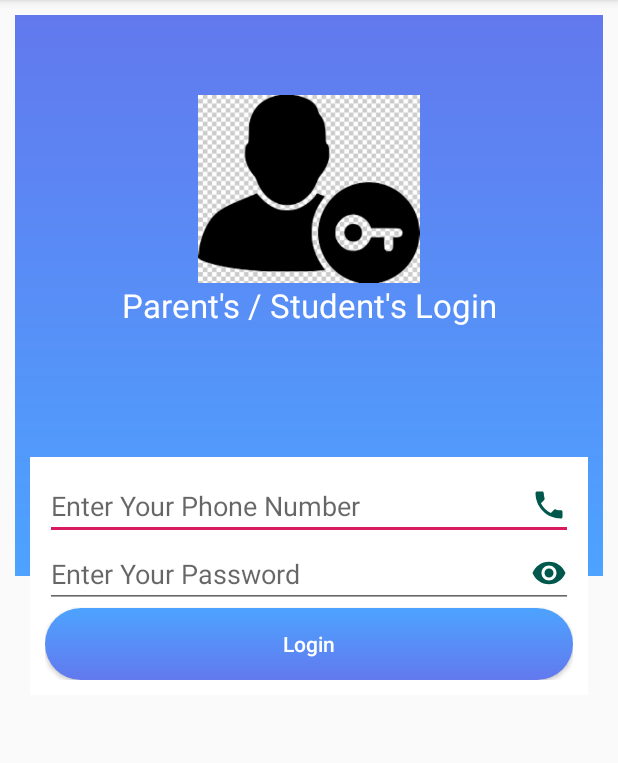
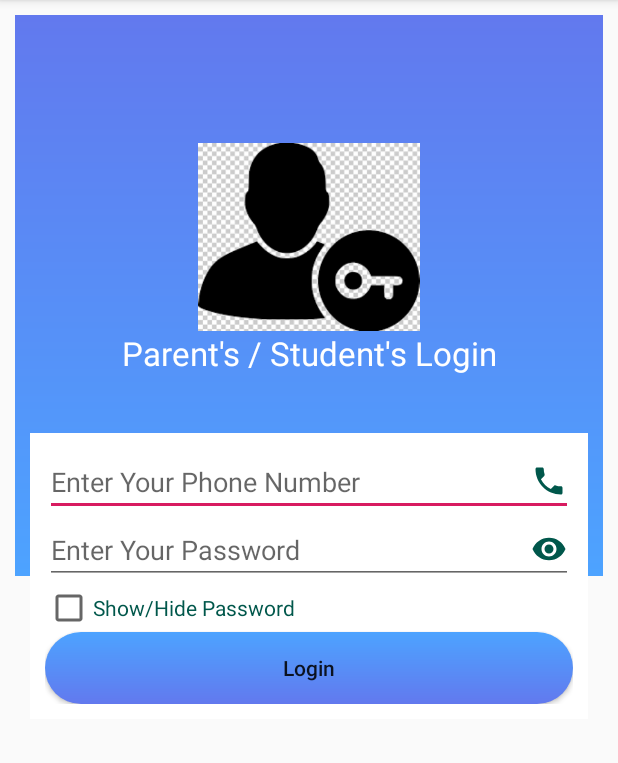
Before and after one commit to shub-naik/UpdatedSmartSchoolApp, an Android app: the ParentActivity screen opened directly, with no data from a screen before it, on a phone screen of 412 x 824 dp, the part 84-847 px from its top. Run offline under Robolectric (Android 15) with nearby library versions, the phone set to English and light mode, and no system bars; our stand-ins replace Firebase (no records; nobody signed in at launch, a user with empty details on screens opened directly).

Commit message:
Updated App Teacher Login With Show/Hide Password

```diff
--- a/app/build.gradle
+++ b/app/build.gradle
@@ -57,5 +57,9 @@ dependencies {
     //noinspection GradleCompatible
     implementation 'com.android.support:recyclerview-v7:28.0.0'
 
+    // DesignSupport Library
+    //noinspection GradleCompatible
+    implementation 'com.android.support:design:28.0.0'
+
 
 }
--- a/app/src/main/java/com/example/SchoolManagement/ParentActivity.java
+++ b/app/src/main/java/com/example/SchoolManagement/ParentActivity.java
@@ -11,14 +11,19 @@ import android.content.SharedPreferences;
 import android.os.Build;
 import android.os.Bundle;
 import android.text.Html;
+import android.text.method.HideReturnsTransformationMethod;
+import android.text.method.PasswordTransformationMethod;
 import android.util.Log;
 import android.view.View;
 import android.widget.Button;
+import android.widget.CheckBox;
+import android.widget.CompoundButton;
 import android.widget.EditText;
 import android.widget.TextView;
 import android.widget.Toast;
 
 import com.google.android.material.snackbar.Snackbar;
+import com.google.android.material.textfield.TextInputEditText;
 import com.google.firebase.database.DataSnapshot;
 import com.google.firebase.database.DatabaseError;
 import com.google.firebase.database.DatabaseReference;
@@ -28,17 +33,30 @@ import com.google.firebase.database.ValueEventListener;
 public class ParentActivity extends AppCompatActivity {
 
     int flag = 0;
+    EditText phone, password;
 
     @Override
     protected void onCreate(Bundle savedInstanceState) {
         super.onCreate(savedInstanceState);
         setContentView(R.layout.activity_parent);
 
+        CheckBox show_hide_password = findViewById(R.id.ShowHidePassword);
+        phone = findViewById(R.id.edtParentPhoneNumber);
+        password = findViewById(R.id.edtParentPassword);
+
+        show_hide_password.setOnCheckedChangeListener(new CompoundButton.OnCheckedChangeListener() {
+            @Override
+            public void onCheckedChanged(CompoundButton buttonView, boolean isChecked) {
+                if (isChecked) {
+                    password.setTransformationMethod(HideReturnsTransformationMethod.getInstance());
+                } else {
+                    password.setTransformationMethod(PasswordTransformationMethod.getInstance());
+                }
+            }
+        });
+
         final ProgressDialog progress = new ProgressDialog(ParentActivity.this);
 
-
-        final EditText phone = findViewById(R.id.edtParentPhoneNumber);
-        final EditText password = findViewById(R.id.edtParentPassword);
         Button login = findViewById(R.id.ButtonParentLogin);
 
         login.setOnClickListener(new View.OnClickListener() {
--- a/app/src/main/res/layout/activity_parent.xml
+++ b/app/src/main/res/layout/activity_parent.xml
@@ -59,15 +59,20 @@
                 android:hint="Enter Your Password"
                 android:inputType="textPassword" />
 
+            <CheckBox
+                android:id="@+id/ShowHidePassword"
+                android:layout_width="wrap_content"
+                android:layout_height="wrap_content"
+                android:text="Show/Hide Password"
+                android:textColor="@color/colorPrimaryDark" />
+
             <Button
-
                 android:id="@+id/ButtonParentLogin"
                 android:layout_width="match_parent"
                 android:layout_height="wrap_content"
                 android:background="@drawable/rounded_buttons"
                 android:text="Login"
-                android:textAllCaps="false"
-                android:textColor="#ffffff" />
+                android:textAllCaps="false" />
         </LinearLayout>
 
         <TextView
```
